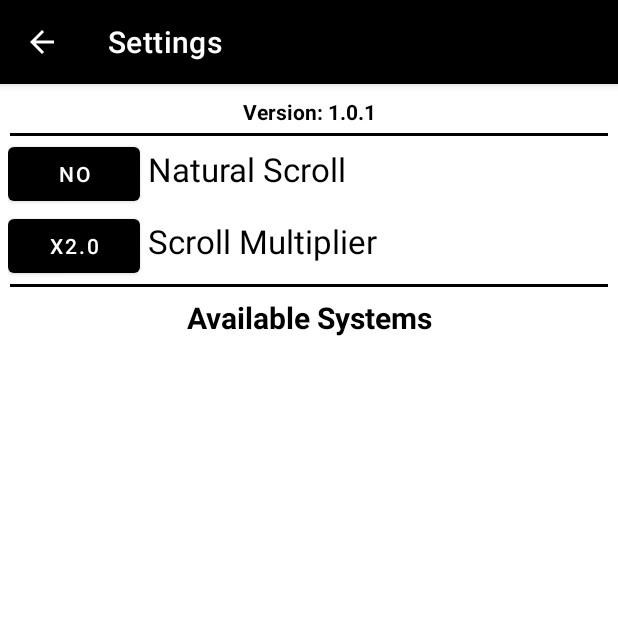
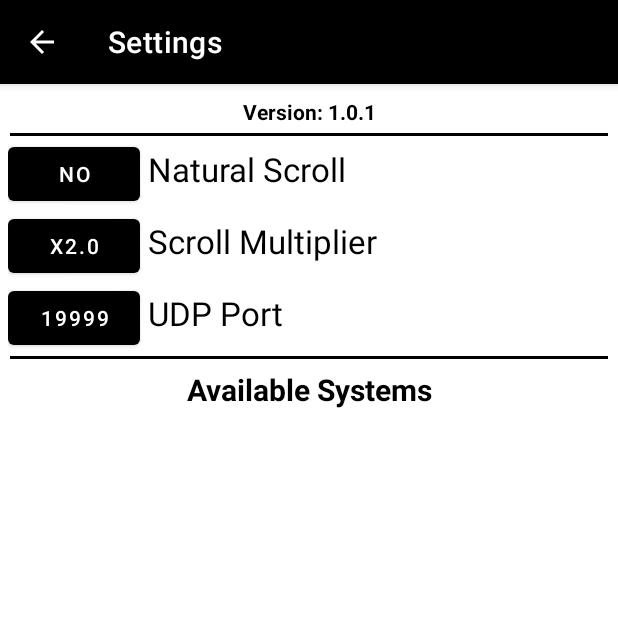
Before and after one commit to SagittariusSum/touchpad-android, an Android app: the screen it shows after launch (SettingsActivity), on a phone screen of 412 x 824 dp, the top half of it. Run offline under Robolectric (Android 15) with nearby library versions, the phone set to English and light mode, and no system bars.

Commit message:
UDP port change support

```diff
--- a/app/src/main/java/com/opensourcesoftware/mobiletouchpad/AppPrefs.java
+++ b/app/src/main/java/com/opensourcesoftware/mobiletouchpad/AppPrefs.java
@@ -30,19 +30,30 @@ import android.content.SharedPreferences;
 import java.util.Locale;
 
 public final class AppPrefs {
+
+    public static final Integer KPORT_MIN = 1024;
+    public static final Integer KPORT_MAX = 65535;
+    public static final Integer KPORT_DEFAULT = 19999;
+
     private static final String KAPP_PREFS_NAME = "app_prefs";
     private static final String KKEY_SCROLL_MULTIPLIER = "SCROLL.MULTIPLIER";
     private static final String KKEY_SCROLL_NATURAL = "SCROLL.NATURAL";
     private static final String KKEY_HOST_SYSTEM = "HOST_SYSTEM";
+    private static final String KKEY_HOST_PORT = "HOST_PORT";
     private static float mScrollMultiplier = 2.f;
     private static boolean mScrollNatural = false;
     private static String mHostSystem = ""; // stored HOST_NAME{SPACE}IP
+    private static Integer mHostPort = KPORT_DEFAULT;
 
     public static void loadPreferences(Context context) {
         SharedPreferences prefs = context.getSharedPreferences(AppPrefs.KAPP_PREFS_NAME, Context.MODE_PRIVATE);
         mScrollMultiplier = prefs.getFloat(AppPrefs.KKEY_SCROLL_MULTIPLIER, 2.f);
         mScrollNatural = prefs.getBoolean(AppPrefs.KKEY_SCROLL_NATURAL, false);
         mHostSystem = prefs.getString(AppPrefs.KKEY_HOST_SYSTEM, "");
+        mHostPort = prefs.getInt(AppPrefs.KKEY_HOST_PORT, AppPrefs.KPORT_DEFAULT);
+        if (!isPortValid(mHostPort)) {
+            mHostPort = AppPrefs.KPORT_DEFAULT;
+        }
     }
 
     public static void savePreferences(Context context) {
@@ -51,7 +62,19 @@ public final class AppPrefs {
         editor.putFloat(AppPrefs.KKEY_SCROLL_MULTIPLIER, mScrollMultiplier);
         editor.putBoolean(AppPrefs.KKEY_SCROLL_NATURAL, mScrollNatural);
         editor.putString(AppPrefs.KKEY_HOST_SYSTEM, mHostSystem);
-        editor.commit();
+        editor.putInt(AppPrefs.KKEY_HOST_PORT, mHostPort);
+        editor.apply();
+    }
+
+    public static String getMsgErrInvalidPortRange(Context context) {
+        return String.format(Locale.ENGLISH,
+                context.getString(R.string.msg_settings_invalid_port_range),
+                AppPrefs.KPORT_MIN,
+                AppPrefs.KPORT_MAX);
+    }
+
+    public static boolean isPortValid(Integer port) {
+        return ((port >= AppPrefs.KPORT_MIN) && (port <= AppPrefs.KPORT_MAX));
     }
 
     public static String formatMultiplier(float multiplier) {
@@ -90,6 +113,12 @@ public final class AppPrefs {
         mHostSystem = hostSystem;
     }
 
+    public static void setHostPort(Integer port) {
+        if (isPortValid(port)) {
+            mHostPort = port;
+        }
+    }
+
     private static String[] getHostSystemParts() {
         return mHostSystem.split("\\s+");
     }
@@ -106,4 +135,8 @@ public final class AppPrefs {
     public static String getHostSystemName() {
         return getHostSystemPart(0, "");
     }
+
+    public static Integer getHostPort() {
+        return mHostPort;
+    }
 }
--- a/app/src/main/res/layout/settings_activity.xml
+++ b/app/src/main/res/layout/settings_activity.xml
@@ -78,6 +78,27 @@
                     />
             </LinearLayout>
 
+            <LinearLayout
+                android:layout_width="match_parent"
+                android:layout_height="wrap_content"
+                android:orientation="horizontal">
+
+                <Button
+                    android:id="@+id/btnUDPPort"
+                    android:layout_width="wrap_content"
+                    android:layout_height="wrap_content"
+                    android:text="19999"
+                    />
+                <TextView
+                    android:layout_width="match_parent"
+                    android:layout_height="wrap_content"
+                    android:layout_marginStart="5dp"
+                    android:text="@string/settings_udp_port"
+                    android:textSize="22sp"
+                    android:textColor="@color/black"
+                    />
+            </LinearLayout>
+
             <View
                 android:layout_width="match_parent"
                 android:layout_height="2dp"
--- a/app/src/main/res/values/strings.xml
+++ b/app/src/main/res/values/strings.xml
@@ -8,10 +8,16 @@
     <!-- misc -->
     <string name="yesno_yes">Yes</string>
     <string name="yesno_no">No</string>
+    <string name="ok">OK</string>
+    <string name="cancel">Cancel</string>
 
     <!-- settings -->
     <string name="settings_scroll_natural">Natural Scroll</string>
     <string name="settings_scroll_multiplier">Scroll Multiplier</string>
     <string name="settings_available_systems">Available Systems</string>
     <string name="settings_notif_notset">Please select a system in settings</string>
+    <string name="settings_udp_port">UDP Port</string>
+
+    <!-- toasts -->
+    <string name="msg_settings_invalid_port_range">Port must be between %d and %d</string>
 </resources>
```
Also changed, not shown: app/src/main/java/com/opensourcesoftware/mobiletouchpad/SettingsActivity.java (+66 -1 lines), app/src/main/java/com/opensourcesoftware/mobiletouchpad/TouchpadActivity.java (+6 -6 lines).
